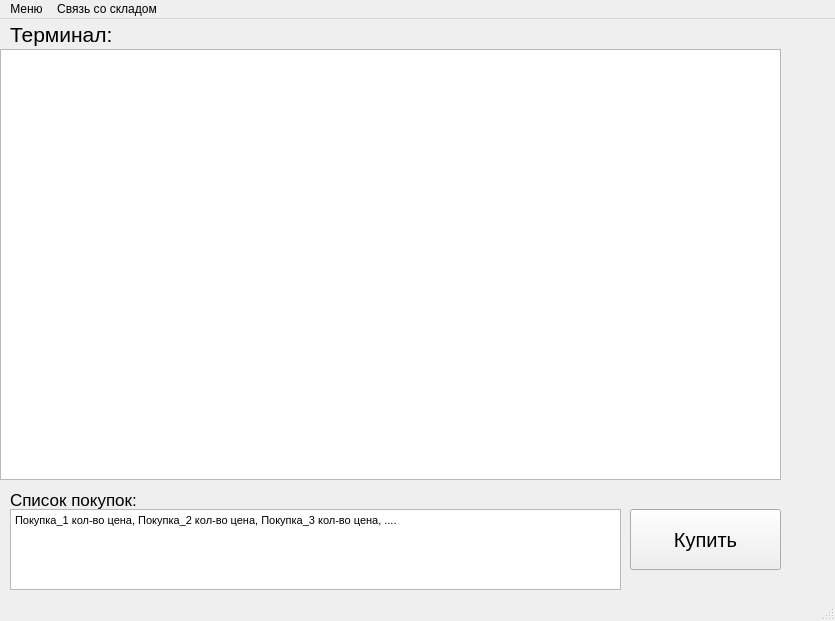
Before: the Qt Designer form Касса/Kassa.ui in DoomSlayer6665676/online_store, drawn with Qt 5.
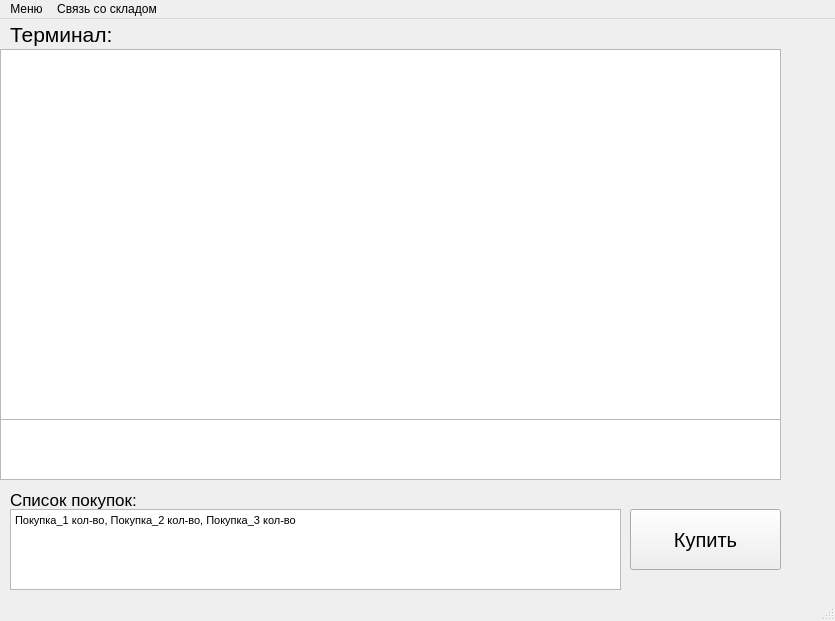
After: the same form once the commit is applied.

Commit message: Дизайн

The edit to the form file:
```diff
--- a/Касса/Kassa.ui
+++ b/Касса/Kassa.ui
@@ -28,7 +28,7 @@
       <x>0</x>
       <y>30</y>
       <width>781</width>
-      <height>431</height>
+      <height>371</height>
      </rect>
     </property>
    </widget>
@@ -105,7 +105,17 @@
 &lt;html&gt;&lt;head&gt;&lt;meta name=&quot;qrichtext&quot; content=&quot;1&quot; /&gt;&lt;style type=&quot;text/css&quot;&gt;
 p, li { white-space: pre-wrap; }
 &lt;/style&gt;&lt;/head&gt;&lt;body style=&quot; font-family:'MS Shell Dlg 2'; font-size:8.25pt; font-weight:400; font-style:normal;&quot;&gt;
-&lt;p style=&quot; margin-top:5px; margin-bottom:5px; margin-left:0px; margin-right:0px; -qt-block-indent:0; text-indent:0px;&quot;&gt;Покупка_1 кол-во цена, Покупка_2 кол-во цена, Покупка_3 кол-во цена, ....&lt;/p&gt;&lt;/body&gt;&lt;/html&gt;</string>
+&lt;p style=&quot; margin-top:5px; margin-bottom:5px; margin-left:0px; margin-right:0px; -qt-block-indent:0; text-indent:0px;&quot;&gt;Покупка_1 кол-во, Покупка_2 кол-во, Покупка_3 кол-во&lt;/p&gt;&lt;/body&gt;&lt;/html&gt;</string>
+    </property>
+   </widget>
+   <widget class="QTextBrowser" name="textBrowser_2">
+    <property name="geometry">
+     <rect>
+      <x>0</x>
+      <y>400</y>
+      <width>781</width>
+      <height>61</height>
+     </rect>
     </property>
    </widget>
   </widget>
```
Left out of the diff: 4 changed lines with no effect on the pictures. The commit also changes 3 other files.
